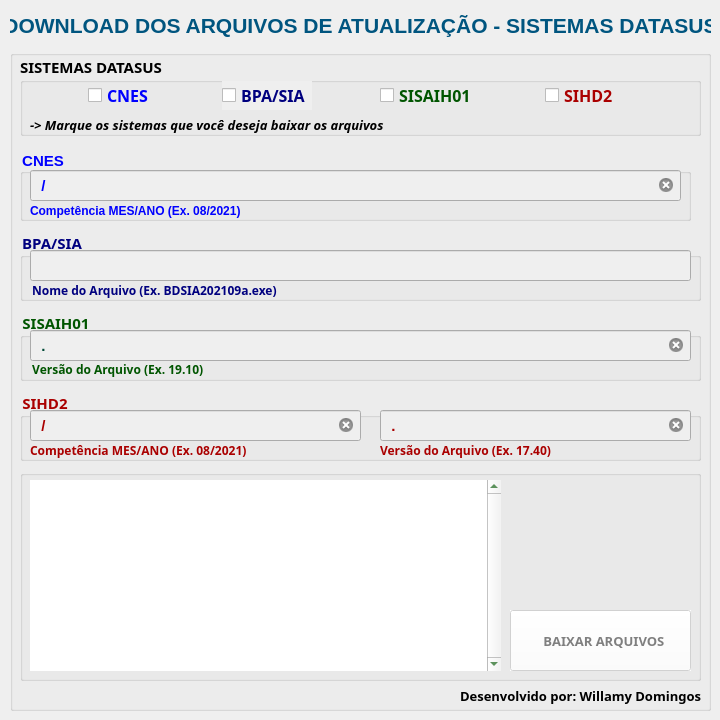
Above: ui/interface.ui from willamylp/files-ftp-datasus before the change. Below: the same form after it.
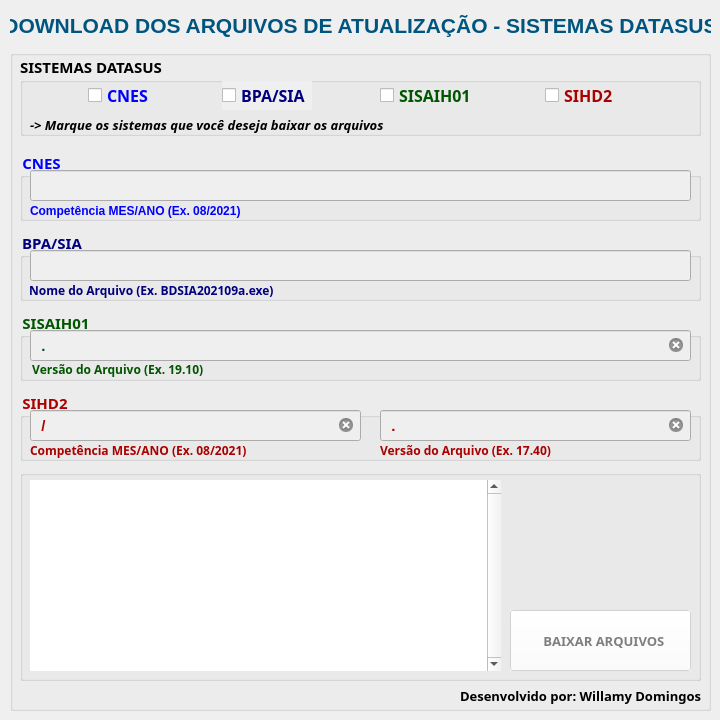
That is the form after the change. Icons and pictures are not drawn.

Commit message: Ajustes Input CMPT_CNES

What changed in the file:
```diff
--- a/ui/interface.ui
+++ b/ui/interface.ui
@@ -23,6 +23,11 @@
      <height>661</height>
     </rect>
    </property>
+   <property name="font">
+    <font>
+     <family>Trebuchet MS</family>
+    </font>
+   </property>
    <property name="title">
     <string/>
    </property>
@@ -590,7 +595,7 @@
       <string notr="true"/>
      </property>
      <property name="text">
-      <string>  Nome do Arquivo (Ex. BDSIA202109a.exe)</string>
+      <string> Nome do Arquivo (Ex. BDSIA202109a.exe)</string>
      </property>
     </widget>
    </widget>
@@ -1109,7 +1114,7 @@
          <brush brushstyle="SolidPattern">
           <color alpha="255">
            <red>0</red>
-           <green>85</green>
+           <green>0</green>
            <blue>0</blue>
           </color>
          </brush>
@@ -1118,7 +1123,7 @@
          <brush brushstyle="SolidPattern">
           <color alpha="255">
            <red>0</red>
-           <green>85</green>
+           <green>0</green>
            <blue>0</blue>
           </color>
          </brush>
@@ -1127,7 +1132,7 @@
          <brush brushstyle="SolidPattern">
           <color alpha="255">
            <red>0</red>
-           <green>85</green>
+           <green>0</green>
            <blue>0</blue>
           </color>
          </brush>
@@ -1145,7 +1150,7 @@
          <brush brushstyle="SolidPattern">
           <color alpha="255">
            <red>0</red>
-           <green>85</green>
+           <green>0</green>
            <blue>0</blue>
           </color>
          </brush>
@@ -1156,7 +1161,7 @@
          <brush brushstyle="SolidPattern">
           <color alpha="255">
            <red>0</red>
-           <green>85</green>
+           <green>0</green>
            <blue>0</blue>
           </color>
          </brush>
@@ -1165,7 +1170,7 @@
          <brush brushstyle="SolidPattern">
           <color alpha="255">
            <red>0</red>
-           <green>85</green>
+           <green>0</green>
            <blue>0</blue>
           </color>
          </brush>
@@ -1174,7 +1179,7 @@
          <brush brushstyle="SolidPattern">
           <color alpha="255">
            <red>0</red>
-           <green>85</green>
+           <green>0</green>
            <blue>0</blue>
           </color>
          </brush>
@@ -1192,7 +1197,7 @@
          <brush brushstyle="SolidPattern">
           <color alpha="255">
            <red>0</red>
-           <green>85</green>
+           <green>0</green>
            <blue>0</blue>
           </color>
          </brush>
@@ -1203,7 +1208,7 @@
          <brush brushstyle="SolidPattern">
           <color alpha="255">
            <red>0</red>
-           <green>85</green>
+           <green>0</green>
            <blue>0</blue>
           </color>
          </brush>
@@ -1212,7 +1217,7 @@
          <brush brushstyle="SolidPattern">
           <color alpha="255">
            <red>0</red>
-           <green>85</green>
+           <green>0</green>
            <blue>0</blue>
           </color>
          </brush>
@@ -1221,7 +1226,7 @@
          <brush brushstyle="SolidPattern">
           <color alpha="255">
            <red>0</red>
-           <green>85</green>
+           <green>0</green>
            <blue>0</blue>
           </color>
          </brush>
@@ -1239,7 +1244,7 @@
          <brush brushstyle="SolidPattern">
           <color alpha="255">
            <red>0</red>
-           <green>85</green>
+           <green>0</green>
            <blue>0</blue>
           </color>
          </brush>
@@ -1249,7 +1254,7 @@
      </property>
      <property name="font">
       <font>
-       <pointsize>9</pointsize>
+       <pointsize>8</pointsize>
        <bold>true</bold>
       </font>
      </property>
@@ -1257,7 +1262,7 @@
       <cursorShape>IBeamCursor</cursorShape>
      </property>
      <property name="styleSheet">
-      <string notr="true">color: rgb(0, 85, 0);</string>
+      <string notr="true">color: rgb(0, 0, 0);</string>
      </property>
      <property name="frameShape">
       <enum>QFrame::NoFrame</enum>
@@ -1281,7 +1286,7 @@
       <bool>false</bool>
      </property>
      <property name="lineWrapMode">
-      <enum>QPlainTextEdit::WidgetWidth</enum>
+      <enum>QPlainTextEdit::NoWrap</enum>
      </property>
      <property name="readOnly">
       <bool>true</bool>
@@ -1309,91 +1314,6 @@
      </property>
     </widget>
    </widget>
-   <widget class="QGroupBox" name="groupBox_CNES">
-    <property name="geometry">
-     <rect>
-      <x>10</x>
-      <y>100</y>
-      <width>671</width>
-      <height>71</height>
-     </rect>
-    </property>
-    <property name="font">
-     <font>
-      <pointsize>11</pointsize>
-      <bold>true</bold>
-     </font>
-    </property>
-    <property name="styleSheet">
-     <string notr="true">color: rgb(0, 0, 255);</string>
-    </property>
-    <property name="title">
-     <string>CNES</string>
-    </property>
-    <widget class="QLineEdit" name="input_CMPT_CNES">
-     <property name="enabled">
-      <bool>false</bool>
-     </property>
-     <property name="geometry">
-      <rect>
-       <x>10</x>
-       <y>20</y>
-       <width>651</width>
-       <height>31</height>
-      </rect>
-     </property>
-     <property name="font">
-      <font>
-       <pointsize>11</pointsize>
-       <bold>true</bold>
-      </font>
-     </property>
-     <property name="toolTip">
-      <string/>
-     </property>
-     <property name="layoutDirection">
-      <enum>Qt::LeftToRight</enum>
-     </property>
-     <property name="styleSheet">
-      <string notr="true">color: rgb(0, 0, 255);</string>
-     </property>
-     <property name="inputMask">
-      <string>00/0000</string>
-     </property>
-     <property name="text">
-      <string>/</string>
-     </property>
-     <property name="cursorMoveStyle">
-      <enum>Qt::LogicalMoveStyle</enum>
-     </property>
-     <property name="clearButtonEnabled">
-      <bool>true</bool>
-     </property>
-    </widget>
-    <widget class="QLabel" name="label_CMPT_CNES">
-     <property name="geometry">
-      <rect>
-       <x>10</x>
-       <y>50</y>
-       <width>651</width>
-       <height>21</height>
-      </rect>
-     </property>
-     <property name="font">
-      <font>
-       <pointsize>9</pointsize>
-       <italic>false</italic>
-       <bold>true</bold>
-      </font>
-     </property>
-     <property name="styleSheet">
-      <string notr="true"/>
-     </property>
-     <property name="text">
-      <string>Competência MES/ANO (Ex. 08/2021)</string>
-     </property>
-    </widget>
-   </widget>
    <widget class="QLabel" name="label_DEV">
     <property name="geometry">
      <rect>
@@ -1423,6 +1343,91 @@
      <set>Qt::AlignRight|Qt::AlignTrailing|Qt::AlignVCenter</set>
     </property>
    </widget>
+   <widget class="QGroupBox" name="groupBox_CNES">
+    <property name="geometry">
+     <rect>
+      <x>10</x>
+      <y>100</y>
+      <width>681</width>
+      <height>71</height>
+     </rect>
+    </property>
+    <property name="font">
+     <font>
+      <pointsize>11</pointsize>
+      <bold>true</bold>
+     </font>
+    </property>
+    <property name="layoutDirection">
+     <enum>Qt::LeftToRight</enum>
+    </property>
+    <property name="styleSheet">
+     <string notr="true">color: rgb(0, 0, 255);</string>
+    </property>
+    <property name="title">
+     <string>CNES</string>
+    </property>
+    <widget class="QLineEdit" name="input_CMPT_CNES">
+     <property name="enabled">
+      <bool>false</bool>
+     </property>
+     <property name="geometry">
+      <rect>
+       <x>10</x>
+       <y>20</y>
+       <width>661</width>
+       <height>31</height>
+      </rect>
+     </property>
+     <property name="font">
+      <font>
+       <pointsize>11</pointsize>
+       <bold>true</bold>
+      </font>
+     </property>
+     <property name="toolTip">
+      <string/>
+     </property>
+     <property name="styleSheet">
+      <string notr="true">color: rgb(0, 0, 255);</string>
+     </property>
+     <property name="inputMask">
+      <string/>
+     </property>
+     <property name="text">
+      <string/>
+     </property>
+     <property name="cursorMoveStyle">
+      <enum>Qt::LogicalMoveStyle</enum>
+     </property>
+     <property name="clearButtonEnabled">
+      <bool>true</bool>
+     </property>
+    </widget>
+    <widget class="QLabel" name="label_CNES">
+     <property name="geometry">
+      <rect>
+       <x>10</x>
+       <y>50</y>
+       <width>661</width>
+       <height>21</height>
+      </rect>
+     </property>
+     <property name="font">
+      <font>
+       <pointsize>9</pointsize>
+       <italic>false</italic>
+       <bold>true</bold>
+      </font>
+     </property>
+     <property name="styleSheet">
+      <string notr="true"/>
+     </property>
+     <property name="text">
+      <string>Competência MES/ANO (Ex. 08/2021)</string>
+     </property>
+    </widget>
+   </widget>
   </widget>
   <widget class="QLabel" name="label_TITULO">
    <property name="geometry">
```
The commit also changes 2 other files.
